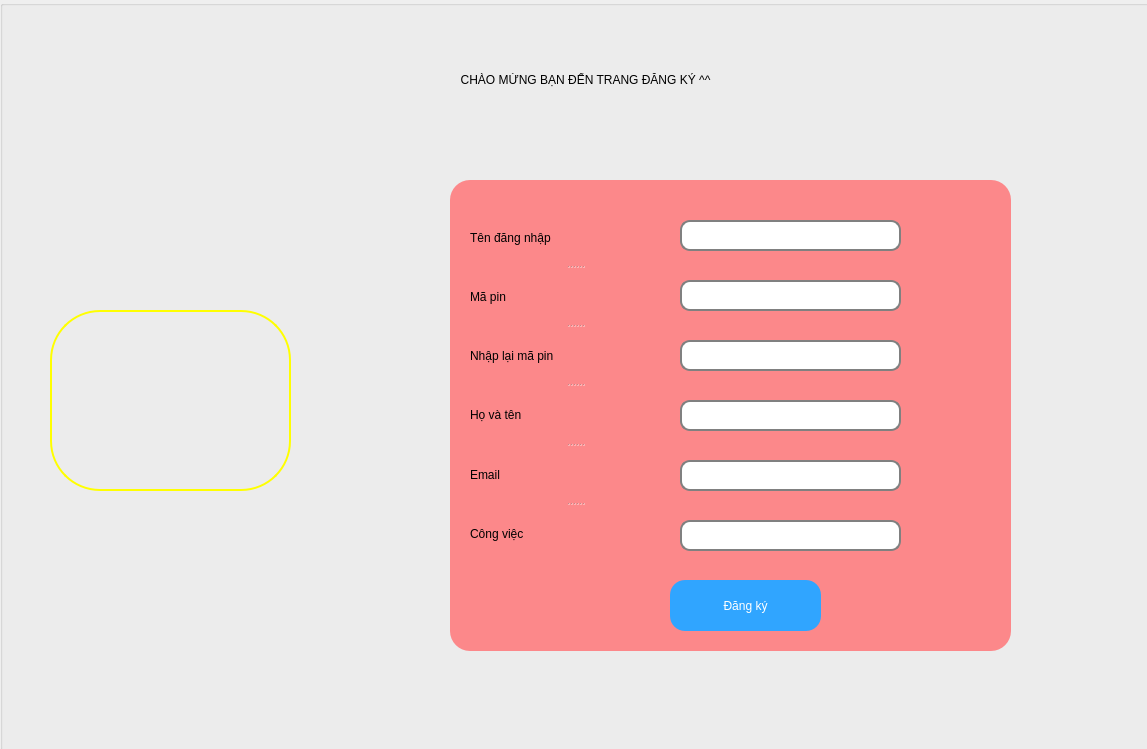
Old version of the form QuanLyChiTieu/adduser.ui in the repository derektruong/ExpenseManagement.
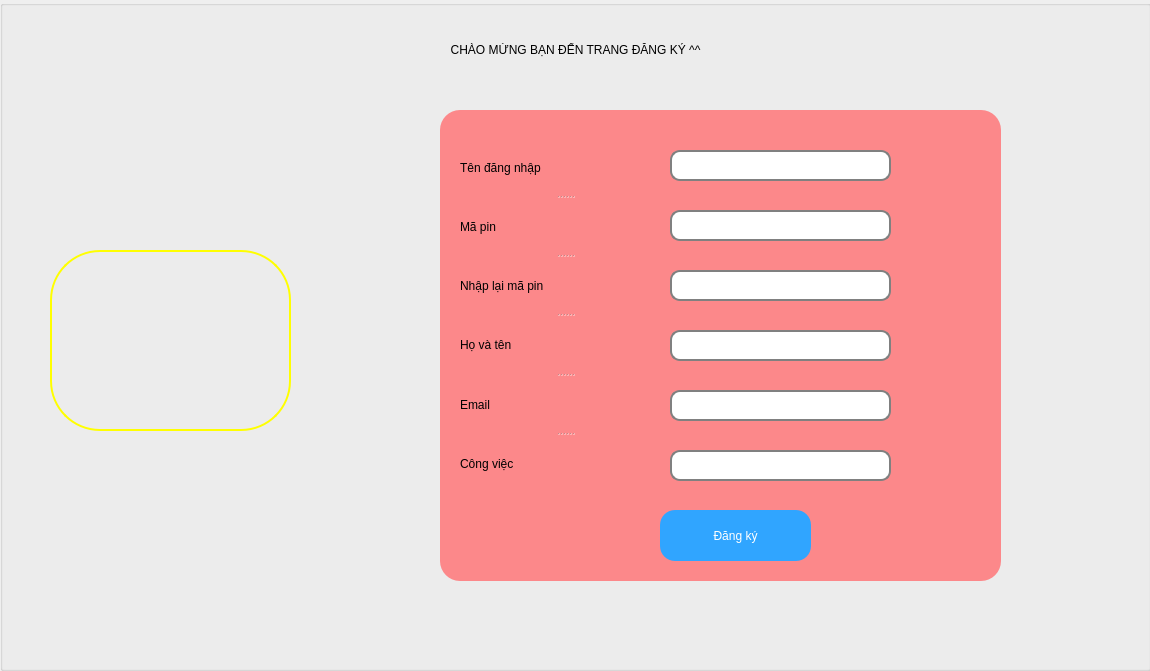
New version of the form. Icons and pictures are not drawn.

The edit to the form file:
```diff
--- a/QuanLyChiTieu/adduser.ui
+++ b/QuanLyChiTieu/adduser.ui
@@ -6,8 +6,8 @@
    <rect>
     <x>0</x>
     <y>0</y>
-    <width>1147</width>
-    <height>749</height>
+    <width>1150</width>
+    <height>671</height>
    </rect>
   </property>
   <property name="windowTitle">
@@ -29,8 +29,8 @@
   <widget class="QGroupBox" name="groupBox">
    <property name="geometry">
     <rect>
-     <x>450</x>
-     <y>180</y>
+     <x>440</x>
+     <y>110</y>
      <width>561</width>
      <height>471</height>
     </rect>
@@ -218,7 +218,7 @@
      <x>0</x>
      <y>0</y>
      <width>1151</width>
-     <height>751</height>
+     <height>671</height>
     </rect>
    </property>
    <property name="styleSheet">
@@ -231,7 +231,7 @@
     <property name="geometry">
      <rect>
       <x>50</x>
-      <y>310</y>
+      <y>250</y>
       <width>241</width>
       <height>181</height>
      </rect>
@@ -252,8 +252,8 @@
   <widget class="QLabel" name="label_AddUser">
    <property name="geometry">
     <rect>
-     <x>130</x>
-     <y>50</y>
+     <x>120</x>
+     <y>20</y>
      <width>911</width>
      <height>61</height>
     </rect>
```
Left out of the diff: 2 changed lines with no effect on the pictures.
